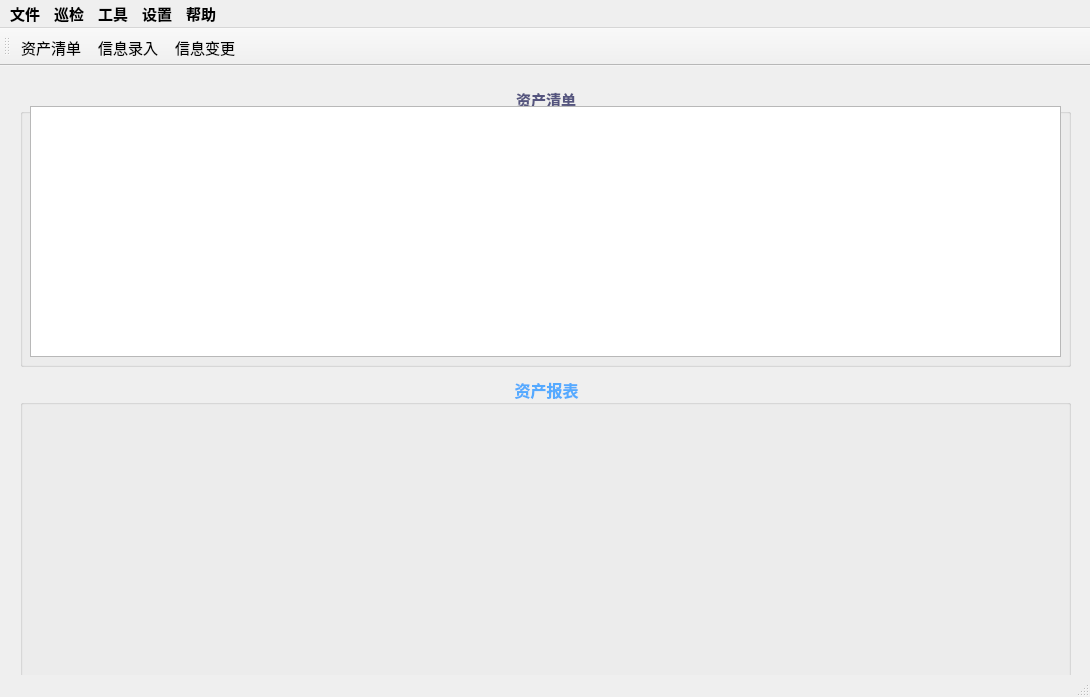
Before: the Qt Designer form app/mainwindow.ui in hurricane1988/AutoCheck, drawn with Qt 5.
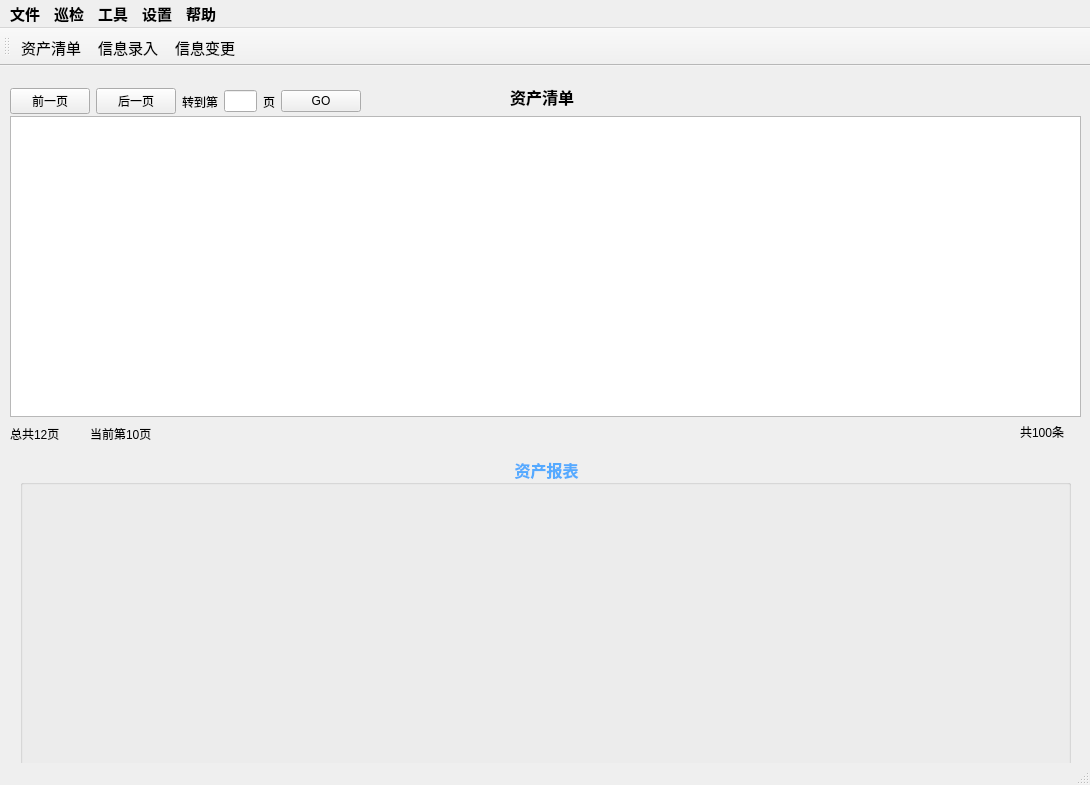
After: the same form once the commit is applied.

What changed in the file:
```diff
--- a/app/mainwindow.ui
+++ b/app/mainwindow.ui
@@ -7,7 +7,7 @@
     <x>0</x>
     <y>0</y>
     <width>1090</width>
-    <height>697</height>
+    <height>785</height>
    </rect>
   </property>
   <property name="minimumSize">
@@ -20,51 +20,11 @@
    <string>MainWindow</string>
   </property>
   <widget class="QWidget" name="mainWindows">
-   <widget class="QGroupBox" name="groupBoxProperty">
-    <property name="geometry">
-     <rect>
-      <x>20</x>
-      <y>20</y>
-      <width>1051</width>
-      <height>281</height>
-     </rect>
-    </property>
-    <property name="font">
-     <font>
-      <family>华文中宋</family>
-      <pointsize>11</pointsize>
-      <weight>75</weight>
-      <bold>true</bold>
-     </font>
-    </property>
-    <property name="styleSheet">
-     <string notr="true">color: rgb(85, 85, 127);</string>
-    </property>
-    <property name="title">
-     <string>资产清单</string>
-    </property>
-    <property name="alignment">
-     <set>Qt::AlignCenter</set>
-    </property>
-    <property name="flat">
-     <bool>false</bool>
-    </property>
-    <widget class="QTreeView" name="treeView">
-     <property name="geometry">
-      <rect>
-       <x>10</x>
-       <y>20</y>
-       <width>1031</width>
-       <height>251</height>
-      </rect>
-     </property>
-    </widget>
-   </widget>
    <widget class="QGroupBox" name="groupBoxGraph">
     <property name="geometry">
      <rect>
       <x>20</x>
-      <y>310</y>
+      <y>390</y>
       <width>1051</width>
       <height>311</height>
      </rect>
@@ -88,6 +48,126 @@
      <set>Qt::AlignCenter</set>
     </property>
    </widget>
+   <widget class="QTableWidget" name="tableWidgetProperty">
+    <property name="geometry">
+     <rect>
+      <x>10</x>
+      <y>50</y>
+      <width>1071</width>
+      <height>301</height>
+     </rect>
+    </property>
+   </widget>
+   <widget class="QLabel" name="labelProperty">
+    <property name="geometry">
+     <rect>
+      <x>510</x>
+      <y>20</y>
+      <width>71</width>
+      <height>21</height>
+     </rect>
+    </property>
+    <property name="font">
+     <font>
+      <family>华文中宋</family>
+      <pointsize>12</pointsize>
+      <weight>75</weight>
+      <bold>true</bold>
+     </font>
+    </property>
+    <property name="text">
+     <string>资产清单</string>
+    </property>
+   </widget>
+   <widget class="QLabel" name="labelTotalPages">
+    <property name="geometry">
+     <rect>
+      <x>10</x>
+      <y>360</y>
+      <width>81</width>
+      <height>16</height>
+     </rect>
+    </property>
+    <property name="text">
+     <string>总共12页</string>
+    </property>
+   </widget>
+   <widget class="QLabel" name="labelCurrentPage">
+    <property name="geometry">
+     <rect>
+      <x>90</x>
+      <y>360</y>
+      <width>71</width>
+      <height>16</height>
+     </rect>
+    </property>
+    <property name="text">
+     <string>当前第10页</string>
+    </property>
+   </widget>
+   <widget class="QLabel" name="label">
+    <property name="geometry">
+     <rect>
+      <x>1020</x>
+      <y>360</y>
+      <width>54</width>
+      <height>12</height>
+     </rect>
+    </property>
+    <property name="text">
+     <string>共100条</string>
+    </property>
+   </widget>
+   <widget class="QWidget" name="">
+    <property name="geometry">
+     <rect>
+      <x>10</x>
+      <y>20</y>
+      <width>351</width>
+      <height>31</height>
+     </rect>
+    </property>
+    <layout class="QHBoxLayout" name="horizontalLayout">
+     <item>
+      <widget class="QPushButton" name="pushButtonPrevPage">
+       <property name="text">
+        <string>前一页</string>
+       </property>
+      </widget>
+     </item>
+     <item>
+      <widget class="QPushButton" name="pushButtonNextPage">
+       <property name="text">
+        <string>后一页</string>
+       </property>
+      </widget>
+     </item>
+     <item>
+      <widget class="QLabel" name="labelSwitchPage">
+       <property name="text">
+        <string>转到第</string>
+       </property>
+      </widget>
+     </item>
+     <item>
+      <widget class="QLineEdit" name="lineEditPageNumber"/>
+     </item>
+     <item>
+      <widget class="QLabel" name="labelPage">
+       <property name="text">
+        <string>页</string>
+       </property>
+      </widget>
+     </item>
+     <item>
+      <widget class="QPushButton" name="pushButtonGO">
+       <property name="text">
+        <string>GO</string>
+       </property>
+      </widget>
+     </item>
+    </layout>
+   </widget>
   </widget>
   <widget class="QMenuBar" name="menubar">
    <property name="geometry">
```
